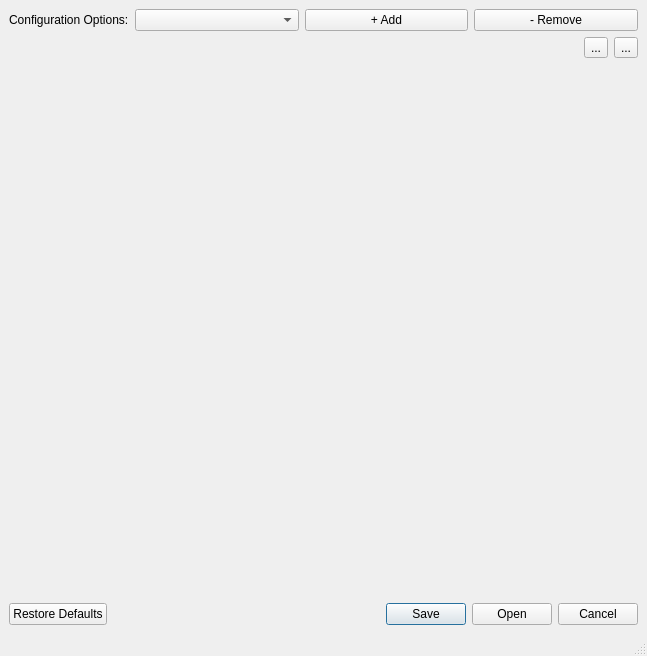
Above: mslib/msui/ui/ui_configuration_editor_window.ui from Open-MSS/MSS before the change. Below: the same form after it.
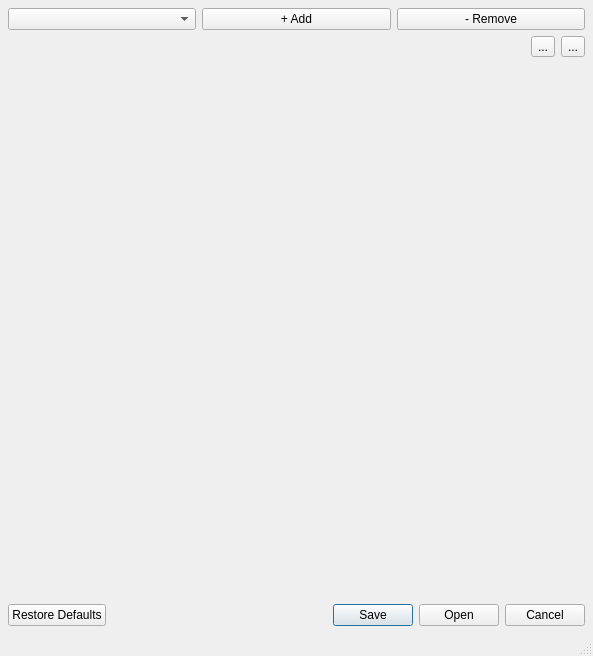
That is the form after the change.

```diff
--- a/mslib/msui/ui/ui_configuration_editor_window.ui
+++ b/mslib/msui/ui/ui_configuration_editor_window.ui
@@ -6,7 +6,7 @@
    <rect>
     <x>0</x>
     <y>0</y>
-    <width>647</width>
+    <width>593</width>
     <height>656</height>
    </rect>
   </property>
@@ -14,11 +14,41 @@
    <string>MSS Configuration Editor</string>
   </property>
   <widget class="QWidget" name="centralwidget">
-   <layout class="QGridLayout" name="gridLayout" rowstretch="0,0,1,0">
-    <item row="2" column="0">
-     <widget class="QWidget" name="jsonWidget" native="true"/>
+   <layout class="QVBoxLayout" name="verticalLayout" stretch="0,0,1,0">
+    <property name="leftMargin">
+     <number>8</number>
+    </property>
+    <property name="topMargin">
+     <number>8</number>
+    </property>
+    <property name="rightMargin">
+     <number>8</number>
+    </property>
+    <property name="bottomMargin">
+     <number>8</number>
+    </property>
+    <item>
+     <layout class="QHBoxLayout" name="horizontalLayout_4" stretch="0,0,0">
+      <item>
+       <widget class="QComboBox" name="optCb"/>
+      </item>
+      <item>
+       <widget class="QPushButton" name="addOptBtn">
+        <property name="text">
+         <string>+ Add</string>
+        </property>
+       </widget>
+      </item>
+      <item>
+       <widget class="QPushButton" name="removeOptBtn">
+        <property name="text">
+         <string>- Remove</string>
+        </property>
+       </widget>
+      </item>
+     </layout>
     </item>
-    <item row="1" column="0">
+    <item>
      <layout class="QHBoxLayout" name="horizontalLayout">
       <item>
        <spacer name="horizontalSpacer">
@@ -49,41 +79,16 @@
       </item>
      </layout>
     </item>
-    <item row="3" column="0">
+    <item>
+     <widget class="QWidget" name="jsonWidget" native="true"/>
+    </item>
+    <item>
      <widget class="QDialogButtonBox" name="buttonBox">
       <property name="standardButtons">
        <set>QDialogButtonBox::Cancel|QDialogButtonBox::Open|QDialogButtonBox::RestoreDefaults|QDialogButtonBox::Save</set>
       </property>
      </widget>
     </item>
-    <item row="0" column="0">
-     <layout class="QHBoxLayout" name="horizontalLayout_4" stretch="0,1,1,1">
-      <item>
-       <widget class="QLabel" name="optTitleLabel">
-        <property name="text">
-         <string>Configuration Options:</string>
-        </property>
-       </widget>
-      </item>
-      <item>
-       <widget class="QComboBox" name="optCb"/>
-      </item>
-      <item>
-       <widget class="QPushButton" name="addOptBtn">
-        <property name="text">
-         <string>+ Add</string>
-        </property>
-       </widget>
-      </item>
-      <item>
-       <widget class="QPushButton" name="removeOptBtn">
-        <property name="text">
-         <string>- Remove</string>
-        </property>
-       </widget>
-      </item>
-     </layout>
-    </item>
    </layout>
   </widget>
   <widget class="QStatusBar" name="statusbar"/>
```
